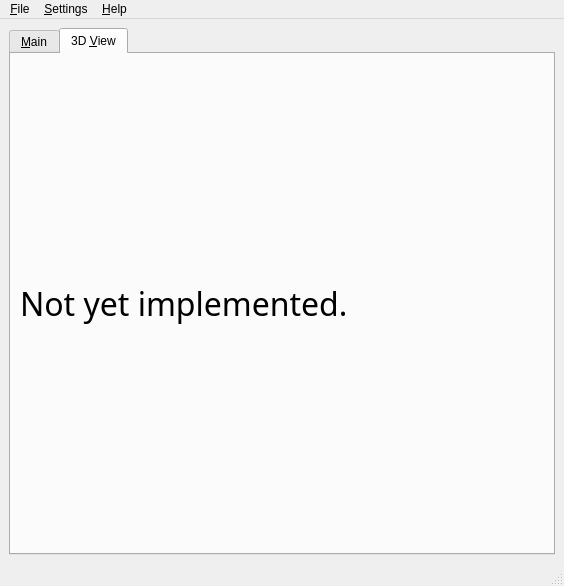
Old version of the form src/main/java/MainWindow.ui in the repository GenomicParisCentre/corsen.
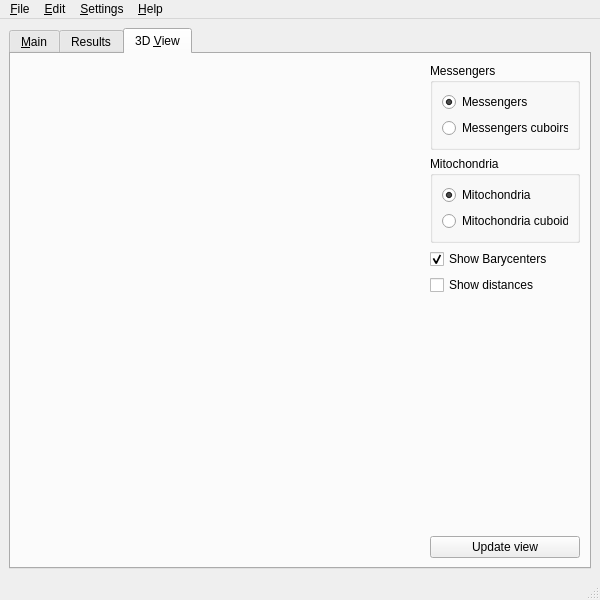
New version of the form. The open tabs and pages were chosen to show the change. Custom widgets are drawn as their Qt base class.

Commit message: Add a table view and a 3d visualisation to show the results

Diff of the .ui file:
```diff
--- a/src/main/java/MainWindow.ui
+++ b/src/main/java/MainWindow.ui
@@ -8,8 +8,8 @@
    <rect>
     <x>0</x>
     <y>0</y>
-    <width>564</width>
-    <height>586</height>
+    <width>600</width>
+    <height>600</height>
    </rect>
   </property>
   <property name="windowTitle" >
@@ -395,6 +395,131 @@
         </item>
        </layout>
       </widget>
+      <widget class="QWidget" name="tab" >
+       <attribute name="title" >
+        <string>Results</string>
+       </attribute>
+       <layout class="QVBoxLayout" >
+        <property name="margin" >
+         <number>9</number>
+        </property>
+        <property name="spacing" >
+         <number>6</number>
+        </property>
+        <item>
+         <layout class="QVBoxLayout" >
+          <property name="margin" >
+           <number>0</number>
+          </property>
+          <property name="spacing" >
+           <number>6</number>
+          </property>
+          <item>
+           <layout class="QHBoxLayout" >
+            <property name="margin" >
+             <number>0</number>
+            </property>
+            <property name="spacing" >
+             <number>6</number>
+            </property>
+            <item>
+             <spacer>
+              <property name="orientation" >
+               <enum>Qt::Horizontal</enum>
+              </property>
+              <property name="sizeHint" >
+               <size>
+                <width>40</width>
+                <height>20</height>
+               </size>
+              </property>
+             </spacer>
+            </item>
+            <item>
+             <layout class="QHBoxLayout" >
+              <property name="margin" >
+               <number>0</number>
+              </property>
+              <property name="spacing" >
+               <number>6</number>
+              </property>
+              <item>
+               <widget class="QLabel" name="label_2" >
+                <property name="toolTip" >
+                 <string>Select the result to display</string>
+                </property>
+                <property name="statusTip" >
+                 <string>Select the result to display</string>
+                </property>
+                <property name="text" >
+                 <string>Result to display:</string>
+                </property>
+               </widget>
+              </item>
+              <item>
+               <widget class="QComboBox" name="resultViewComboBox" >
+                <property name="toolTip" >
+                 <string>Select the result to display</string>
+                </property>
+                <property name="statusTip" >
+                 <string>Select the result to display</string>
+                </property>
+               </widget>
+              </item>
+             </layout>
+            </item>
+           </layout>
+          </item>
+          <item>
+           <widget class="QTableView" name="resultTableView" >
+            <property name="toolTip" >
+             <string>Result</string>
+            </property>
+            <property name="statusTip" >
+             <string>Result</string>
+            </property>
+           </widget>
+          </item>
+          <item>
+           <layout class="QHBoxLayout" >
+            <property name="margin" >
+             <number>0</number>
+            </property>
+            <property name="spacing" >
+             <number>6</number>
+            </property>
+            <item>
+             <spacer>
+              <property name="orientation" >
+               <enum>Qt::Horizontal</enum>
+              </property>
+              <property name="sizeHint" >
+               <size>
+                <width>40</width>
+                <height>20</height>
+               </size>
+              </property>
+             </spacer>
+            </item>
+            <item>
+             <widget class="QPushButton" name="saveResultPushButton" >
+              <property name="toolTip" >
+               <string>Save the result</string>
+              </property>
+              <property name="statusTip" >
+               <string>Save the result</string>
+              </property>
+              <property name="text" >
+               <string>Save result</string>
+              </property>
+             </widget>
+            </item>
+           </layout>
+          </item>
+         </layout>
+        </item>
+       </layout>
+      </widget>
       <widget class="QWidget" name="viewTab" >
        <attribute name="title" >
         <string>3D &amp;View</string>
@@ -402,7 +527,7 @@
        <attribute name="toolTip" >
         <string>3D result view</string>
        </attribute>
-       <layout class="QVBoxLayout" >
+       <layout class="QHBoxLayout" >
         <property name="margin" >
          <number>9</number>
         </property>
@@ -410,11 +535,148 @@
          <number>6</number>
         </property>
         <item>
-         <widget class="QLabel" name="label_8" >
-          <property name="text" >
-           <string>&lt;html>&lt;head>&lt;meta name="qrichtext" content="1" />&lt;/head>&lt;body style=" white-space: pre-wrap; font-family:Sans Serif; font-size:9pt; font-weight:400; font-style:normal; text-decoration:none;">&lt;p style=" margin-top:0px; margin-bottom:0px; margin-left:0px; margin-right:0px; -qt-block-indent:0; text-indent:0px;">&lt;span style=" font-size:24pt;">Not yet implemented.&lt;/span>&lt;/p>&lt;/body>&lt;/html></string>
+         <widget class="ViewOGL" name="viewOGL" />
+        </item>
+        <item>
+         <layout class="QVBoxLayout" >
+          <property name="margin" >
+           <number>0</number>
           </property>
-         </widget>
+          <property name="spacing" >
+           <number>6</number>
+          </property>
+          <item>
+           <widget class="QGroupBox" name="messengersGroupBox" >
+            <property name="maximumSize" >
+             <size>
+              <width>150</width>
+              <height>16777215</height>
+             </size>
+            </property>
+            <property name="title" >
+             <string>Messengers</string>
+            </property>
+            <layout class="QVBoxLayout" >
+             <property name="margin" >
+              <number>9</number>
+             </property>
+             <property name="spacing" >
+              <number>6</number>
+             </property>
+             <item>
+              <widget class="QRadioButton" name="messengersViewRadioButton" >
+               <property name="text" >
+                <string>Messengers</string>
+               </property>
+               <property name="checked" >
+                <bool>true</bool>
+               </property>
+              </widget>
+             </item>
+             <item>
+              <widget class="QRadioButton" name="messengersCuboidsRadioButton" >
+               <property name="text" >
+                <string>Messengers cuboirs</string>
+               </property>
+              </widget>
+             </item>
+            </layout>
+           </widget>
+          </item>
+          <item>
+           <widget class="QGroupBox" name="messengersGroupBox" >
+            <property name="maximumSize" >
+             <size>
+              <width>150</width>
+              <height>16777215</height>
+             </size>
+            </property>
+            <property name="title" >
+             <string>Mitochondria</string>
+            </property>
+            <layout class="QVBoxLayout" >
+             <property name="margin" >
+              <number>9</number>
+             </property>
+             <property name="spacing" >
+              <number>6</number>
+             </property>
+             <item>
+              <widget class="QRadioButton" name="mitosRadioButton" >
+               <property name="text" >
+                <string>Mitochondria</string>
+               </property>
+               <property name="checked" >
+                <bool>true</bool>
+               </property>
+              </widget>
+             </item>
+             <item>
+              <widget class="QRadioButton" name="mitosCuboidsRadioButton" >
+               <property name="text" >
+                <string>Mitochondria cuboids</string>
+               </property>
+              </widget>
+             </item>
+            </layout>
+           </widget>
+          </item>
+          <item>
+           <widget class="QCheckBox" name="showBarycentersCheckBox" >
+            <property name="maximumSize" >
+             <size>
+              <width>150</width>
+              <height>16777215</height>
+             </size>
+            </property>
+            <property name="text" >
+             <string>Show Barycenters</string>
+            </property>
+            <property name="checked" >
+             <bool>true</bool>
+            </property>
+           </widget>
+          </item>
+          <item>
+           <widget class="QCheckBox" name="showDistancesCheckBox" >
+            <property name="maximumSize" >
+             <size>
+              <width>150</width>
+              <height>16777215</height>
+             </size>
+            </property>
+            <property name="text" >
+             <string>Show distances</string>
+            </property>
+           </widget>
+          </item>
+          <item>
+           <spacer>
+            <property name="orientation" >
+             <enum>Qt::Vertical</enum>
+            </property>
+            <property name="sizeHint" >
+             <size>
+              <width>20</width>
+              <height>175</height>
+             </size>
+            </property>
+           </spacer>
+          </item>
+          <item>
+           <widget class="QPushButton" name="updateViewPushButton" >
+            <property name="maximumSize" >
+             <size>
+              <width>150</width>
+              <height>16777215</height>
+             </size>
+            </property>
+            <property name="text" >
+             <string>Update view</string>
+            </property>
+           </widget>
+          </item>
+         </layout>
         </item>
        </layout>
       </widget>
@@ -427,7 +689,7 @@
     <rect>
      <x>0</x>
      <y>0</y>
-     <width>564</width>
+     <width>600</width>
      <height>27</height>
     </rect>
    </property>
@@ -447,13 +709,6 @@
     <addaction name="separator" />
     <addaction name="actionAbout_Corsen" />
    </widget>
-   <widget class="QMenu" name="menu_Settings" >
-    <property name="title" >
-     <string>&amp;Settings</string>
-    </property>
-    <addaction name="action_Configure_Corsen" />
-    <addaction name="actionSave_settings" />
-   </widget>
    <widget class="QMenu" name="menu_File" >
     <property name="title" >
      <string>&amp;File</string>
@@ -465,7 +720,21 @@
     <addaction name="separator" />
     <addaction name="action_Quit" />
    </widget>
+   <widget class="QMenu" name="menu_Settings" >
+    <property name="title" >
+     <string>&amp;Settings</string>
+    </property>
+    <addaction name="action_Configure_Corsen" />
+    <addaction name="actionSave_settings" />
+   </widget>
+   <widget class="QMenu" name="menu_Edit" >
+    <property name="title" >
+     <string>&amp;Edit</string>
+    </property>
+    <addaction name="action_Copy" />
+   </widget>
    <addaction name="menu_File" />
+   <addaction name="menu_Edit" />
    <addaction name="menu_Settings" />
    <addaction name="menu_Help" />
   </widget>
@@ -532,6 +801,14 @@
   </action>
  </widget>
  <pixmapfunction></pixmapfunction>
+ <customwidgets>
+  <customwidget>
+   <class>ViewOGL</class>
+   <extends></extends>
+   <container>0</container>
+   <pixmap></pixmap>
+  </customwidget>
+ </customwidgets>
  <tabstops>
   <tabstop>tabWidget</tabstop>
   <tabstop>logTextEdit</tabstop>
```
Left out of the diff: 20 changed lines with no effect on the pictures. The commit also changes 8 other files.
